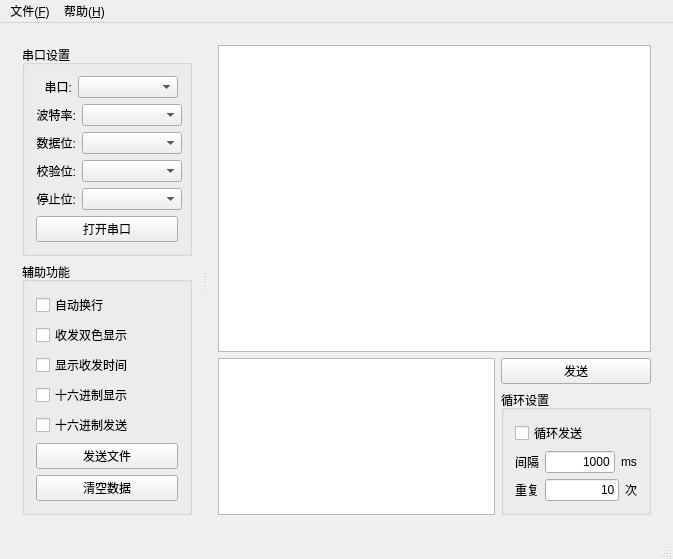
Before: the Qt Designer form serialportassistant.ui in hubenchang0515/SerialPortAssistant, drawn with Qt 5.
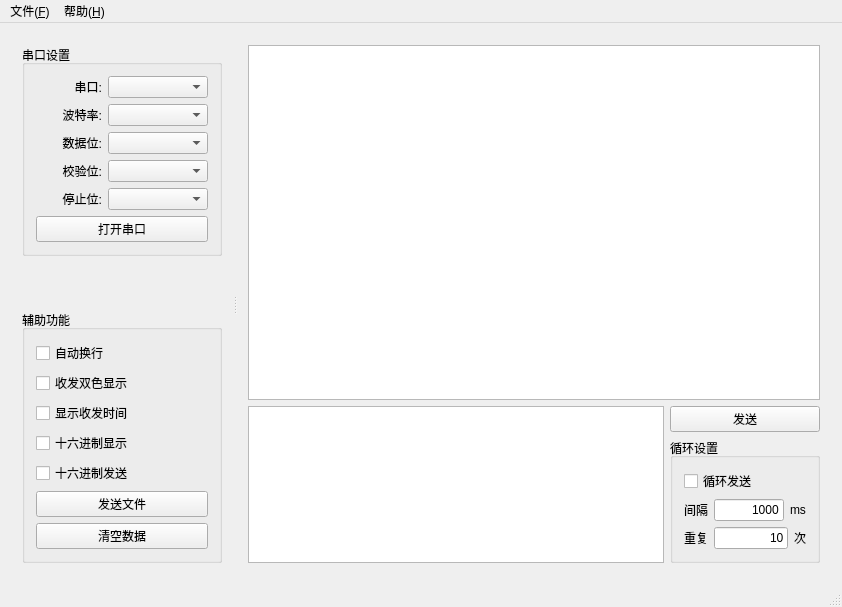
After: the same form once the commit is applied.

Commit message: Repair some layout mistakes

The edit to the form file:
```diff
--- a/serialportassistant.ui
+++ b/serialportassistant.ui
@@ -6,8 +6,8 @@
    <rect>
     <x>0</x>
     <y>0</y>
-    <width>673</width>
-    <height>466</height>
+    <width>842</width>
+    <height>607</height>
    </rect>
   </property>
   <property name="windowTitle">
@@ -23,13 +23,19 @@
       <widget class="QWidget" name="layoutWidget">
        <layout class="QVBoxLayout" name="verticalLayout">
         <property name="sizeConstraint">
-         <enum>QLayout::SetMaximumSize</enum>
+         <enum>QLayout::SetMinAndMaxSize</enum>
         </property>
         <item>
          <widget class="QGroupBox" name="basicSetting">
+          <property name="minimumSize">
+           <size>
+            <width>200</width>
+            <height>0</height>
+           </size>
+          </property>
           <property name="maximumSize">
            <size>
-            <width>170</width>
+            <width>200</width>
             <height>16777215</height>
            </size>
           </property>
@@ -68,7 +74,7 @@
             <widget class="QPushButton" name="serialPortSwitch">
              <property name="maximumSize">
               <size>
-               <width>150</width>
+               <width>16777215</width>
                <height>16777215</height>
               </size>
              </property>
@@ -191,9 +197,15 @@
         </item>
         <item>
          <widget class="QGroupBox" name="extraSetting">
+          <property name="minimumSize">
+           <size>
+            <width>200</width>
+            <height>0</height>
+           </size>
+          </property>
           <property name="maximumSize">
            <size>
-            <width>170</width>
+            <width>200</width>
             <height>16777215</height>
            </size>
           </property>
@@ -387,8 +399,8 @@
     <rect>
      <x>0</x>
      <y>0</y>
-     <width>673</width>
-     <height>23</height>
+     <width>842</width>
+     <height>31</height>
     </rect>
    </property>
    <widget class="QMenu" name="menu_F">
```
